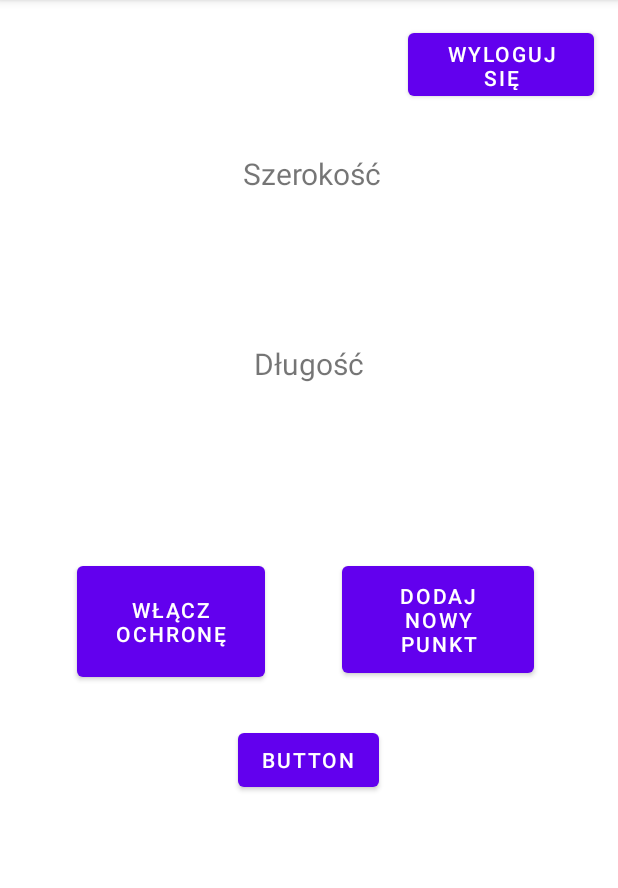
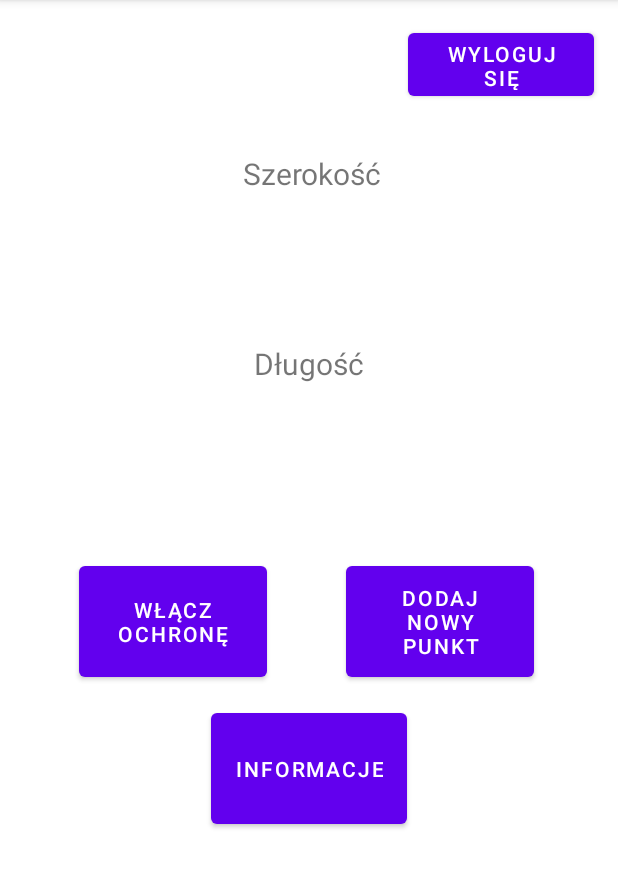
Before and after one commit to mateusz7241/SafeLines, an Android app: the FullVersionActivity screen opened directly, with no data from a screen before it, on a phone screen of 412 x 824 dp, the part 84-972 px from its top. Run offline under Robolectric (Android 15) with nearby library versions, the phone set to English and light mode, and no system bars; our stand-ins replace Firebase (no records; nobody signed in at launch, a user with empty details on screens opened directly).

Commit message:
Małe poprawki cz.1

```diff
--- a/app/src/main/java/com/example/currentlatlon/ForgotPasswordActivity.java
+++ b/app/src/main/java/com/example/currentlatlon/ForgotPasswordActivity.java
@@ -3,6 +3,7 @@ package com.example.currentlatlon;
 import androidx.annotation.NonNull;
 import androidx.appcompat.app.AppCompatActivity;
 
+import android.content.Intent;
 import android.os.Bundle;
 import android.util.Patterns;
 import android.view.View;
@@ -64,8 +65,10 @@ public class ForgotPasswordActivity extends AppCompatActivity {
             public void onComplete(@NonNull Task<Void> task) {
                 if(task.isSuccessful()){
                     Toast.makeText(ForgotPasswordActivity.this, getString(R.string.checkMailBox), Toast.LENGTH_LONG).show();
+                    Intent intent = new Intent(ForgotPasswordActivity.this,LoginActivity.class);
+                    startActivity(intent);
                 }else{
-                    Toast.makeText(ForgotPasswordActivity.this, getString(R.string.somethingWasWrong), Toast.LENGTH_SHORT).show();
+                    Toast.makeText(ForgotPasswordActivity.this, getString(R.string.somethingWasWrong), Toast.LENGTH_LONG).show();
                 }
             }
         });
--- a/app/src/main/java/com/example/currentlatlon/FullVersionActivity.java
+++ b/app/src/main/java/com/example/currentlatlon/FullVersionActivity.java
@@ -11,6 +11,8 @@ import android.content.pm.PackageManager;
 import android.os.Build;
 import android.os.Bundle;
 import android.os.Handler;
+import android.os.HandlerThread;
+import android.os.Looper;
 import android.os.VibrationEffect;
 import android.os.Vibrator;
 import android.util.Log;
@@ -31,12 +33,10 @@ import java.util.List;
 
 public class FullVersionActivity extends AppCompatActivity {
 
-    private Button onSecureButton,pointButton,logoutTV;
+    private Button onSecureButton,pointButton,logoutTV,infoButton;
     private TextView latitude2,longitude2;
     private GpsTracker gpsTracker;
-    BackgroundSoundService backgroundSoundService2;
-
-    private Button testButton;
+    public BackgroundSoundService backgroundSoundService2;
 
     private FirebaseUser user;
     private DatabaseReference reference;
@@ -51,6 +51,7 @@ public class FullVersionActivity extends AppCompatActivity {
         logoutTV = findViewById(R.id.logoutTV);
         onSecureButton = findViewById(R.id.onSecureButton);
         pointButton = findViewById(R.id.pointButton);
+        infoButton = findViewById(R.id.infoButton);
 
 
         gpsTracker = new GpsTracker(this);
@@ -58,14 +59,6 @@ public class FullVersionActivity extends AppCompatActivity {
         longitude2 = findViewById(R.id.longitude2);
 
 
-        testButton = findViewById(R.id.testButton);
-
-        testButton.setOnClickListener(new View.OnClickListener() {
-            @Override
-            public void onClick(View view) {
-                compareLatLng();
-            }
-        });
         final TextView greetingTV = (TextView) findViewById(R.id.greetingTV);
 
         try {
@@ -75,7 +68,6 @@ public class FullVersionActivity extends AppCompatActivity {
         } catch (Exception e){
             e.printStackTrace();
         }
-
 
         onSecureButton.setOnClickListener(new View.OnClickListener() {
             @Override
@@ -88,9 +80,9 @@ public class FullVersionActivity extends AppCompatActivity {
                     public void run() {
                         getLocation();
                         compareLatLng();
-                        handler.postDelayed(this,5000);
+                        handler.postDelayed(this,2000);
                     }
-                },5000);
+                },2000);
 
             }});
 
@@ -99,6 +91,13 @@ public class FullVersionActivity extends AppCompatActivity {
             public void onClick(View view) {
                 Intent intent = new Intent(FullVersionActivity.this,ListPointsActivity.class);
                 startActivity(intent);
+            }
+        });
+
+        infoButton.setOnClickListener(new View.OnClickListener() {
+            @Override
+            public void onClick(View view) {
+                // przekierowac do aktywnosci z informacjami
             }
         });
 
@@ -140,6 +139,17 @@ public class FullVersionActivity extends AppCompatActivity {
         });
     }
 
+    @Override
+    protected void onDestroy() {
+        super.onDestroy();
+    }
+    protected void onPause(){
+        super.onPause();
+    }
+    protected void onResume(){
+        super.onResume();
+    }
+
     public void getLocation(){
         gpsTracker = new GpsTracker(this);
         if(gpsTracker.canGetLocation()) {
@@ -166,15 +176,17 @@ public class FullVersionActivity extends AppCompatActivity {
                 for (int i = 0; i < pointMapList.size(); i++) {
 
                     PointMap currentPoint = pointMapList.get(i);
-                    System.out.println(currentPoint);
 
-                    if(distance(latitutdeFV,longitudeFV,currentPoint.latitude,currentPoint.longitude) < 0.0008){
-                        Toast.makeText(FullVersionActivity.this,"Jestes kilka metrów przed przejsciem",Toast.LENGTH_LONG).show();
+                    if (distance(latitutdeFV, longitudeFV, currentPoint.latitude, currentPoint.longitude) < 0.0008) {
+                        Toast.makeText(FullVersionActivity.this, "Jestes kilka metrów przed przejsciem", Toast.LENGTH_LONG).show();
                         playBackgroundSound();
                         vibrateMessages();
                     }
-
+//                    if(distance(latitutdeFV,longitudeFV,currentPoint.latitude,currentPoint.longitude) < 0.0003){
+//                        playBackgroundSound();
+//                    }
                 }
+            }
 
 
 //                for (DataSnapshot snapshot1 : snapshot.getChildren()){
@@ -191,12 +203,12 @@ public class FullVersionActivity extends AppCompatActivity {
 //                   // System.out.println("DLUGOSC : " + lon2 + "\n"); //wypisuje dlugosci punktow
 //                }
 
-            }
+
 
 
             @Override
             public void onCancelled(@NonNull DatabaseError error) {
-                Log.d("DatabaseError",error.getMessage().toString());
+                Log.d("DatabaseError",error.getMessage());
             }
         });
 
@@ -214,10 +226,10 @@ public class FullVersionActivity extends AppCompatActivity {
         //vibrate to 1000 milisecond
 
         if(Build.VERSION.SDK_INT >= Build.VERSION_CODES.R){
-            v.vibrate(VibrationEffect.createOneShot(1500,VibrationEffect.DEFAULT_AMPLITUDE));
+            v.vibrate(VibrationEffect.createOneShot(1000,VibrationEffect.DEFAULT_AMPLITUDE));
         }else{
             //deprecated in API 30
-            v.vibrate(1500);
+            v.vibrate(1000);
         }
     }
     private double distance(double lat1,double lon1,double lat2,double lon2){
@@ -234,11 +246,6 @@ public class FullVersionActivity extends AppCompatActivity {
         return dist;
     }
 
-    private PointMap jsonToMapPoint(DataSnapshot snaposhot) {
-        return new PointMap(Double.parseDouble(snaposhot.child("latitude").getValue().toString()),
-                Double.parseDouble(snaposhot.child("longitude").getValue().toString()));
-    }
-
     private List<PointMap> jsonToMapPointsList(DataSnapshot snapshot) {
         List<PointMap> mapPointList = new ArrayList<>();
         for (DataSnapshot snapshot1 : snapshot.getChildren()){
@@ -248,6 +255,4 @@ public class FullVersionActivity extends AppCompatActivity {
         }
         return mapPointList;
     }
-
-
 }
--- a/app/src/main/java/com/example/currentlatlon/GpsTracker.java
+++ b/app/src/main/java/com/example/currentlatlon/GpsTracker.java
@@ -217,17 +217,16 @@ class GpsTracker extends Service implements LocationListener {
     public void onLocationChanged(Location location) {
         latitude = location.getLatitude();
         longitude = location.getLongitude();
-        //System.out.println(latitude + " " + longitude);
     }
 
     @Override
     public void onProviderDisabled(String provider) {
-        Log.d("Provider Disabled",provider.toString());
+        Log.d("Provider Disabled",provider);
     }
 
     @Override
     public void onProviderEnabled(String provider) {
-        Log.d("Provider Enabled",provider.toString());
+        Log.d("Provider Enabled",provider);
     }
 
     @Override
--- a/app/src/main/res/layout/activity_full_version.xml
+++ b/app/src/main/res/layout/activity_full_version.xml
@@ -8,8 +8,8 @@
 
     <Button
         android:id="@+id/pointButton"
-        android:layout_width="128dp"
-        android:layout_height="83dp"
+        android:layout_width="125dp"
+        android:layout_height="86dp"
         android:layout_marginTop="36dp"
         android:layout_marginEnd="56dp"
         android:text="@string/addNewMarker"
@@ -103,14 +103,14 @@
         app:layout_constraintVertical_bias="0.0" />
 
     <Button
-        android:id="@+id/testButton"
+        android:id="@+id/infoButton"
         android:layout_width="wrap_content"
-        android:layout_height="wrap_content"
-        android:layout_marginTop="28dp"
-        android:text="Button"
+        android:layout_height="86dp"
+        android:layout_marginTop="12dp"
+        android:text="@string/information"
+        android:textAlignment="center"
         app:layout_constraintEnd_toEndOf="parent"
-        app:layout_constraintHorizontal_bias="0.498"
         app:layout_constraintStart_toStartOf="parent"
-        app:layout_constraintTop_toBottomOf="@+id/pointButton" />
+        app:layout_constraintTop_toBottomOf="@+id/onSecureButton" />
 
 </androidx.constraintlayout.widget.ConstraintLayout>
--- a/app/src/main/res/values/strings.xml
+++ b/app/src/main/res/values/strings.xml
@@ -38,5 +38,6 @@
     <string name="loginImage">loginImage</string>
     <string name="registerImage">registerImage</string>
     <string name="forgotImage">forgotImage</string>
+    <string name="information">Informacje</string>
 
 </resources>
```
Also changed, not shown: app/src/main/java/com/example/currentlatlon/ListPointsActivity.java (+7 -0 lines), app/src/main/java/com/example/currentlatlon/MainActivity.java (+18 -9 lines), app/src/main/java/com/example/currentlatlon/RegisterActivity.java (+6 -3 lines), app/src/main/res/layout/activity_register.xml (+13 -2 lines).
